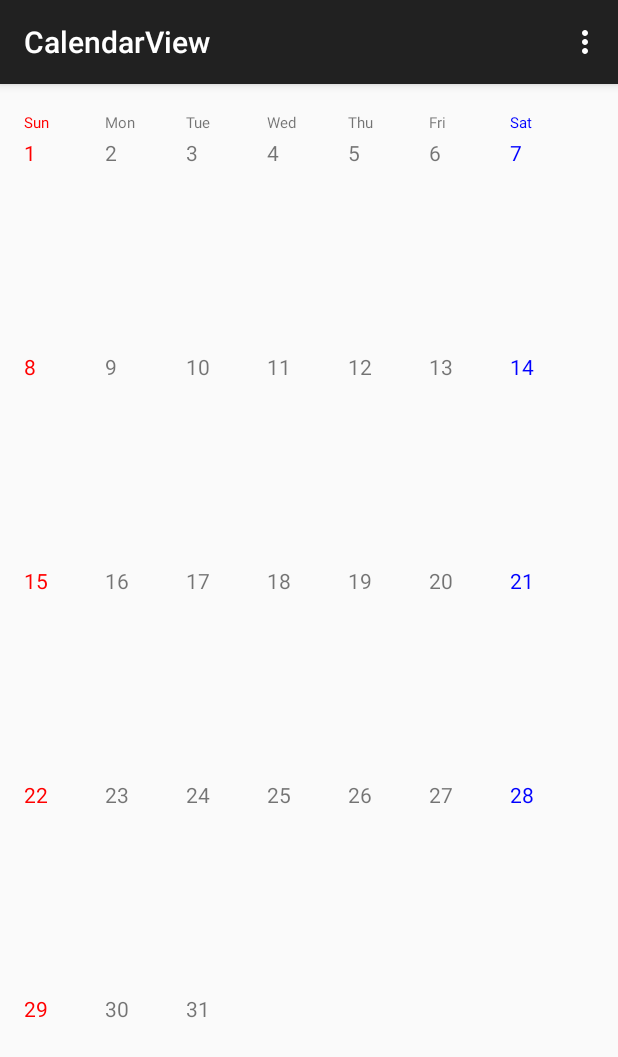
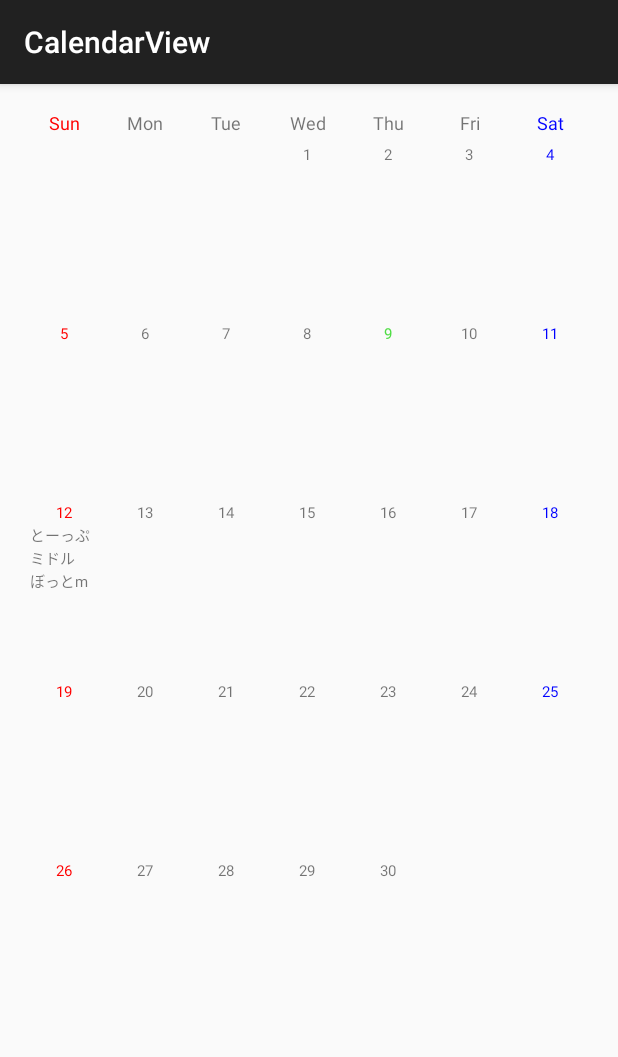
Before and after one commit to myohei/ExtendedCalendarView, an Android app: the screen it shows after launch (MainActivity), after a tap on "10", on a phone screen of 412 x 824 dp. Shown: the top 1057 px of the screen. Run offline under Robolectric (Android 15) with nearby library versions, the phone set to English and light mode, and no system bars.

Commit message:
行を6行に

```diff
--- /dev/null
+++ b/extendedcalendarview/src/main/java/org/yohei/extendedcalendarview/widget/ECCalendarCell.java
@@ -0,0 +1,101 @@
+package org.yohei.extendedcalendarview.widget;
+
+import android.annotation.TargetApi;
+import android.content.Context;
+import android.os.Build;
+import android.support.annotation.NonNull;
+import android.text.TextUtils;
+import android.util.AttributeSet;
+import android.view.LayoutInflater;
+import android.view.View;
+import android.widget.LinearLayout;
+import android.widget.TextView;
+
+import org.yohei.extendedcalendarview.R;
+
+/**
+ * Created by yohei on 3/16/15.
+ */
+public class ECCalendarCell extends LinearLayout {
+
+    private TextView mDateText;
+    private TextView mTopText;
+    private TextView mMiddleText;
+    private TextView mBottomText;
+
+    public ECCalendarCell(Context context) {
+        super(context, null);
+    }
+
+    public ECCalendarCell(Context context, AttributeSet attrs) {
+        super(context, attrs);
+        initView(context, attrs, 0);
+    }
+
+    @TargetApi(Build.VERSION_CODES.HONEYCOMB)
+    public ECCalendarCell(Context context, AttributeSet attrs, int defStyleAttr) {
+        super(context, attrs, defStyleAttr);
+        initView(context, attrs, defStyleAttr);
+    }
+
+    @TargetApi(Build.VERSION_CODES.LOLLIPOP)
+    public ECCalendarCell(Context context, AttributeSet attrs, int defStyleAttr, int defStyleRes) {
+        super(context, attrs, defStyleAttr, defStyleRes);
+        initView(context, attrs, defStyleAttr);
+    }
+
+    /**
+     * initialize view.
+     *
+     * @param context
+     * @param attrs
+     * @param defStyleAttr
+     */
+    private void initView(Context context, AttributeSet attrs, int defStyleAttr) {
+        View view = LayoutInflater.from(context).inflate(R.layout.ecv__view_calendar_cell_pref, this, true);
+        mDateText = (TextView) view.findViewById(android.R.id.text1);
+        mTopText = (TextView) view.findViewById(R.id.ecv_cell_top_txt);
+        mMiddleText = (TextView) view.findViewById(R.id.ecv_cell_middle_txt);
+        mBottomText = (TextView) view.findViewById(R.id.ecv_cell_bottom_txt);
+    }
+
+    /**
+     * set test at top text view.
+     *
+     * @param txt text
+     */
+    public void setTopText(String txt) {
+        setText(mTopText, txt);
+    }
+
+    /**
+     * set test at middle text view.
+     *
+     * @param txt text
+     */
+    public void setMiddleText(String txt) {
+        setText(mMiddleText, txt);
+    }
+
+    /**
+     * set test at bottom text view.
+     *
+     * @param txt text
+     */
+    public void setBottomText(String txt) {
+        setText(mBottomText, txt);
+    }
+
+    /**
+     * @param tv
+     * @param txt
+     */
+    private static void setText(final @NonNull TextView tv, final String txt) {
+        if (TextUtils.isEmpty(txt)) {
+            tv.setVisibility(INVISIBLE);
+        } else {
+            tv.setText(txt);
+            tv.setVisibility(VISIBLE);
+        }
+    }
+}
--- a/extendedcalendarview/src/main/java/org/yohei/extendedcalendarview/widget/ExtendedBaseCalendarView.java
+++ b/extendedcalendarview/src/main/java/org/yohei/extendedcalendarview/widget/ExtendedBaseCalendarView.java
@@ -11,27 +11,60 @@ import android.view.ViewGroup;
 import org.yohei.extendedcalendarview.R;
 
 /**
+ * Caldnear View Base.
  * Created by yohei on 3/15/15.
  */
 public class ExtendedBaseCalendarView extends ViewGroup {
 
-    private static final String TAG = ExtendedBaseCalendarView.class.getSimpleName();
+    /**
+     * calendar column count.
+     */
     protected final int CALENDAR_COLUMN_COUNT = 7;
-    protected final int CALNEDAR_ROW_COUNT = 5;
+    /**
+     * calendar row count.
+     */
+    protected final int CALENDAR_ROW_COUNT = 6;
+    /**
+     * calendar week count.
+     */
     protected final int CALENDAR_WEEK_COUNT = 7;
-    protected final int CALENDAR_CELL_TOTAL_COUNT = CALENDAR_COLUMN_COUNT * CALNEDAR_ROW_COUNT;
+    /**
+     * calendar cell total count.
+     */
+    protected final int CALENDAR_CELL_TOTAL_COUNT = CALENDAR_COLUMN_COUNT * CALENDAR_ROW_COUNT;
+    /**
+     * must child count.
+     */
     protected final int MUST_CHILD_COUNT = CALENDAR_CELL_TOTAL_COUNT + CALENDAR_WEEK_COUNT;
 
     private int mWeekHeight = 0;
 
+    /**
+     * constructor.
+     *
+     * @param context
+     */
     public ExtendedBaseCalendarView(Context context) {
         this(context, null);
     }
 
+    /**
+     * constructor.
+     *
+     * @param context
+     * @param attrs
+     */
     public ExtendedBaseCalendarView(Context context, AttributeSet attrs) {
         this(context, attrs, 0);
     }
 
+    /**
+     * constructor.
+     *
+     * @param context
+     * @param attrs
+     * @param defStyleAttr
+     */
     public ExtendedBaseCalendarView(Context context, AttributeSet attrs, int defStyleAttr) {
         super(context, attrs, defStyleAttr);
         initView(context, attrs, defStyleAttr, 0);
@@ -43,16 +76,22 @@ public class ExtendedBaseCalendarView extends ViewGroup {
         initView(context, attrs, defStyleAttr, defStyleRes);
     }
 
+    /**
+     * init view.
+     *
+     * @param context
+     * @param attrs
+     * @param defStyleAttr
+     * @param defStyleRes
+     */
     private void initView(Context context, AttributeSet attrs, int defStyleAttr, int defStyleRes) {
         final TypedArray typedArray = context.obtainStyledAttributes(attrs, R.styleable.ExtendedBaseCalendarView);
         mWeekHeight = typedArray.getDimensionPixelSize(R.styleable.ExtendedBaseCalendarView_week_height, context.getResources().getDimensionPixelSize(R.dimen.ecv__week_height));
         typedArray.recycle();
     }
 
-
     @Override
     protected void onMeasure(int widthMeasureSpec, int heightMeasureSpec) {
-        // 小ビューのサイズを決定する
         final int widthMode = MeasureSpec.getMode(widthMeasureSpec);
         final int heightMode = MeasureSpec.getMode(heightMeasureSpec);
         if (widthMode != MeasureSpec.EXACTLY && heightMode != MeasureSpec.EXACTLY) {
@@ -65,15 +104,16 @@ public class ExtendedBaseCalendarView extends ViewGroup {
         final int height = heightSize - getPaddingTop() - getPaddingBottom();
         final int cellWidth = width / CALENDAR_COLUMN_COUNT;
         int childIdx = 0;
+        // weekly
         for (; childIdx < CALENDAR_WEEK_COUNT; childIdx++) {
             View child = getChildAt(childIdx);
             int childWidthMeasureSpec = MeasureSpec.makeMeasureSpec(cellWidth, MeasureSpec.EXACTLY);
             int childHeightMeasureSpec = MeasureSpec.makeMeasureSpec(mWeekHeight, MeasureSpec.EXACTLY);
             child.measure(childWidthMeasureSpec, childHeightMeasureSpec);
         }
-        // 次にcell
+        // cell
         final int cellTotalHeight = height - mWeekHeight;
-        final int cellHeight = cellTotalHeight / CALNEDAR_ROW_COUNT;
+        final int cellHeight = cellTotalHeight / CALENDAR_ROW_COUNT;
         final int cellCount = getChildCount() >= MUST_CHILD_COUNT ? MUST_CHILD_COUNT : getChildCount();
         for (; childIdx < cellCount; childIdx++) {
             View child = getChildAt(childIdx);
@@ -85,12 +125,8 @@ public class ExtendedBaseCalendarView extends ViewGroup {
 
     @Override
     protected void onLayout(boolean changed, int l, int t, int r, int b) {
-        int width = (r - l) - getPaddingLeft() - getPaddingRight();
-        int height = (b - t) - getPaddingTop() - getPaddingBottom();
         int left = getPaddingLeft();
         int top = getPaddingTop();
-        int right = left + width;
-        int bottom = top + height;
         int nextLeft = left;
         int nextTop = top;
         final int columnLastIdx = 6;
@@ -108,6 +144,15 @@ public class ExtendedBaseCalendarView extends ViewGroup {
         }
     }
 
+    /**
+     * layout childview.
+     *
+     * @param child
+     * @param l
+     * @param t
+     * @param r
+     * @param b
+     */
     private void childLayout(View child, int l, int t, int r, int b) {
         child.layout(l, t, r, b);
     }
--- a/extendedcalendarview/src/main/java/org/yohei/extendedcalendarview/widget/ExtendedCalendarView.java
+++ b/extendedcalendarview/src/main/java/org/yohei/extendedcalendarview/widget/ExtendedCalendarView.java
@@ -7,6 +7,7 @@ import android.graphics.Color;
 import android.os.Build;
 import android.support.annotation.NonNull;
 import android.support.annotation.Nullable;
+import android.text.format.DateUtils;
 import android.util.AttributeSet;
 import android.view.LayoutInflater;
 import android.view.View;
@@ -54,7 +55,7 @@ public class ExtendedCalendarView extends ExtendedBaseCalendarView implements Vi
 
     private void initView(Context context, AttributeSet attrs, int defStyleAttr) {
         final TypedArray typedArray = context.obtainStyledAttributes(attrs, R.styleable.ExtendedCalendarView);
-        final int cellLayout = typedArray.getResourceId(R.styleable.ExtendedCalendarView_cell_layout, R.layout.ecv__view_calendar_cell);
+        final int cellLayout = typedArray.getResourceId(R.styleable.ExtendedCalendarView_cell_layout, R.layout.ecv_view_cell);
         mDateTextId = typedArray.getResourceId(R.styleable.ExtendedCalendarView_cell_date_text_id, android.R.id.text1);
         mWeekColorEnable = typedArray.getBoolean(R.styleable.ExtendedCalendarView_week_color_enable, true);
         mCurrentDateColor = typedArray.getColor(R.styleable.ExtendedCalendarView_current_day_color, R.color.ecv__current_day);
@@ -72,6 +73,8 @@ public class ExtendedCalendarView extends ExtendedBaseCalendarView implements Vi
             weekItemView = (ECWeekItemView) findViewById(R.id.ecv__week_sat);
             weekItemView.getWeekText().setTextColor(Color.BLUE);
         }
+        Calendar calendar = Calendar.getInstance();
+        setMonth(calendar.get(Calendar.MONTH));
     }
 
     @Nullable
@@ -83,16 +86,27 @@ public class ExtendedCalendarView extends ExtendedBaseCalendarView implements Vi
         return findViewById(id);
     }
 
+    /**
+     * set month.
+     *
+     * @param month
+     */
     public void setMonth(int month) {
         final Calendar calendar = Calendar.getInstance();
         calendar.setTimeInMillis(System.currentTimeMillis());
         this.setMonth(calendar.get(Calendar.YEAR), month);
     }
 
+    /**
+     * set month.
+     *
+     * @param year
+     * @param month
+     */
     public void setMonth(int year, int month) {
         resetCells();
         final Calendar calendar = Calendar.getInstance();
-        calendar.set(year, month, FIRST_DATE);
+        calendar.set(year, month - 1, FIRST_DATE); // japan
         final int firstWeek = calendar.get(Calendar.DAY_OF_WEEK); // 1-7
         final int lastDate = calendar.getActualMaximum(Calendar.DAY_OF_MONTH);
         mSelectedDay = CalendarUtils.getDayOfMonth(calendar);
@@ -103,13 +117,15 @@ public class ExtendedCalendarView extends ExtendedBaseCalendarView implements Vi
             final int id = getResources().getIdentifier(CELL_ID_PREFIX + day, "id", getContext().getPackageName());
             cell.setId(id);
             cell.setTag(day);
+            cell.setEnabled(true);
+            cell.setOnClickListener(this);
+            cell.setVisibility(VISIBLE);
             final TextView tv = (TextView) cell.findViewById(mDateTextId);
             if (tv == null) {
                 continue;
             }
             tv.setText(String.valueOf(day));
-            final boolean currentDay = CalendarUtils.isCurrentDay(calendar);
-            if (currentDay) {
+            if (DateUtils.isToday(calendar.getTimeInMillis())) {
                 tv.setTextColor(getResources().getColor(mCurrentDateColor));
                 mSelectedDay = day;
                 cell.setSelected(true);
@@ -129,22 +145,47 @@ public class ExtendedCalendarView extends ExtendedBaseCalendarView implements Vi
 
     private void resetCells() {
         View v;
-        for (int i = 0, size = getChildCount(); i < size; i++) {
+        for (int i = CALENDAR_WEEK_COUNT, size = getChildCount(); i < size; i++) {
             v = getChildAt(i);
             v.setId(0);
             v.setTag(null);
             v.setSelected(false);
+            v.setVisibility(GONE);
         }
     }
 
+    /**
+     * get current calendar.
+     *
+     * @return
+     */
+    public Calendar getCurrentCalendar() {
+        return (Calendar) mCurrentCalendar.clone();
+    }
+
+    /**
+     * get current year.
+     *
+     * @return
+     */
     public int getCurrentYear() {
         return CalendarUtils.getYear(mCurrentCalendar);
     }
 
+    /**
+     * get current month.
+     *
+     * @return
+     */
     public int getCurrentMonth() {
         return CalendarUtils.getMonth(mCurrentCalendar);
     }
 
+    /**
+     * get current day.
+     *
+     * @return
+     */
     public int getSelectedDay() {
         return mSelectedDay;
     }
@@ -158,14 +199,24 @@ public class ExtendedCalendarView extends ExtendedBaseCalendarView implements Vi
         mSelectedView = view;
         mSelectedDay = (int) view.getTag();
         if (mOnCalendarCellViewClickListener != null) {
-            mOnCalendarCellViewClickListener.onClick(view, mSelectedDay);
+            mOnCalendarCellViewClickListener.onClick(view, CalendarUtils.getYear(mCurrentCalendar), CalendarUtils.getMonth(mCurrentCalendar) + 1, mSelectedDay);
         }
     }
 
+    /**
+     * get listener.
+     *
+     * @return
+     */
     public OnCalendarCellViewClickListener getOnCalendarCellViewClickListener() {
         return mOnCalendarCellViewClickListener;
     }
 
+    /**
+     * set listener.
+     *
+     * @param onCalendarCellViewClickListener
+     */
     public void setOnCalendarCellViewClickListener(OnCalendarCellViewClickListener onCalendarCellViewClickListener) {
         if (onCalendarCellViewClickListener != null) {
             mOnCalendarCellViewClickListener = onCalendarCellViewClickListener;
@@ -181,6 +232,7 @@ public class ExtendedCalendarView extends ExtendedBaseCalendarView implements Vi
     }
 
     public interface OnCalendarCellViewClickListener {
-        void onClick(View cellView, int date);
+        void onClick(View cellView, int year, int month, int date);
     }
+
 }
--- a/extendedcalendarview/src/main/res/layout/ecv__view_calendar_cell.xml
+++ b/extendedcalendarview/src/main/res/layout/ecv__view_calendar_cell_pref.xml
@@ -1,17 +1,18 @@
 <?xml version="1.0" encoding="utf-8"?>
-<LinearLayout
+<merge
     xmlns:android="http://schemas.android.com/apk/res/android"
     xmlns:tools="http://schemas.android.com/tools"
-    android:orientation="vertical"
     android:layout_width="match_parent"
-    android:layout_height="match_parent">
+    android:layout_height="match_parent"
+    android:padding="4dp">
 
     <TextView
-        android:id="@+id/ecv_cell_date"
+        android:id="@android:id/text1"
         style="@style/ExtendedCalndarCellText"
         android:layout_width="match_parent"
         android:layout_height="wrap_content"
         android:gravity="center"
+        android:maxLength="2"
         android:text="1"
         tools:text="4"/>
 
@@ -19,6 +20,7 @@
         android:id="@+id/ecv_cell_top_txt"
         style="@style/ExtendedCalndarCellText"
         tools:text="top text"
+        android:visibility="invisible"
         android:layout_width="match_parent"
         android:layout_height="wrap_content"/>
 
@@ -26,6 +28,7 @@
         android:id="@+id/ecv_cell_middle_txt"
         style="@style/ExtendedCalndarCellText"
         tools:text="top text"
+        android:visibility="invisible"
         android:layout_width="match_parent"
         android:layout_height="wrap_content"/>
 
@@ -33,8 +36,7 @@
         android:id="@+id/ecv_cell_bottom_txt"
         style="@style/ExtendedCalndarCellText"
         tools:text="top text"
+        android:visibility="invisible"
         android:layout_width="match_parent"
         android:layout_height="wrap_content"/>
-
-
-</LinearLayout>
+</merge>
--- a/extendedcalendarview/src/main/res/layout/ecv__view_calendar_week_item.xml
+++ b/extendedcalendarview/src/main/res/layout/ecv__view_calendar_week_item.xml
@@ -10,7 +10,8 @@
         style="@style/ExtendedCalndarWeekText"
         tools:text="月"
         android:layout_gravity="center"
+        android:gravity="center"
         android:layout_width="match_parent"
-        android:layout_height="wrap_content"/>
+        android:layout_height="match_parent"/>
 
 </FrameLayout>
--- /dev/null
+++ b/extendedcalendarview/src/main/res/layout/ecv_view_cell.xml
@@ -0,0 +1,7 @@
+<?xml version="1.0" encoding="utf-8"?>
+<org.yohei.extendedcalendarview.widget.ECCalendarCell
+    xmlns:android="http://schemas.android.com/apk/res/android"
+    android:layout_width="match_parent"
+    android:layout_height="match_parent"
+    android:orientation="vertical"
+    android:padding="4dp"/>
--- a/extendedcalendarview/src/main/res/values/attrs.xml
+++ b/extendedcalendarview/src/main/res/values/attrs.xml
@@ -9,6 +9,7 @@
         <attr name="cell_date_text_id" format="reference"/>
         <attr name="week_color_enable" format="boolean"/>
         <attr name="current_day_color" format="color"/>
+        <attr name="month" format="integer"/>
     </declare-styleable>
 
     <declare-styleable name="ECWeekItemView">
--- a/extendedcalendarview/src/main/res/values/colors.xml
+++ b/extendedcalendarview/src/main/res/values/colors.xml
@@ -1,4 +1,4 @@
 <?xml version="1.0" encoding="utf-8"?>
 <resources>
-    <color name="ecv__current_day">#ff18ff0a</color>
+    <color name="ecv__current_day">#d32ad71d</color>
 </resources>
--- a/extendedcalendarview/src/main/res/values/dimens.xml
+++ b/extendedcalendarview/src/main/res/values/dimens.xml
@@ -1,6 +1,6 @@
 <?xml version="1.0" encoding="utf-8"?>
 <resources>
-    <dimen name="ecv__cell_text">8sp</dimen>
-    <dimen name="ecv__week_text">10sp</dimen>
+    <dimen name="ecv__cell_text">10sp</dimen>
+    <dimen name="ecv__week_text">12sp</dimen>
     <dimen name="ecv__week_height">20dp</dimen>
 </resources>
--- a/extendedcalendarview/src/main/res/values/refs.xml
+++ b/extendedcalendarview/src/main/res/values/refs.xml
@@ -23,6 +23,7 @@
     <item name="ecv__date21" type="id"/>
     <item name="ecv__date22" type="id"/>
     <item name="ecv__date23" type="id"/>
+    <item name="ecv__date24" type="id"/>
     <item name="ecv__date25" type="id"/>
     <item name="ecv__date26" type="id"/>
     <item name="ecv__date27" type="id"/>
--- a/extendedcalendarview/src/main/res/values/styles.xml
+++ b/extendedcalendarview/src/main/res/values/styles.xml
@@ -4,7 +4,6 @@
     <style name="ExtendedCalndarCellText">
         <item name="android:textSize">@dimen/ecv__cell_text</item>
         <item name="android:singleLine">true</item>
-        <item name="android:maxLength">2</item>
     </style>
 
     <style name="ExtendedCalndarWeekText">
--- a/sample/src/main/java/org/yohei/calendarview/MainActivity.java
+++ b/sample/src/main/java/org/yohei/calendarview/MainActivity.java
@@ -3,10 +3,9 @@ package org.yohei.calendarview;
 import android.os.Bundle;
 import android.support.v7.app.ActionBarActivity;
 import android.util.Log;
-import android.view.Menu;
-import android.view.MenuItem;
 import android.view.View;
 
+import org.yohei.extendedcalendarview.widget.ECCalendarCell;
 import org.yohei.extendedcalendarview.widget.ExtendedCalendarView;
 
 
@@ -17,35 +16,17 @@ public class MainActivity extends ActionBarActivity {
         super.onCreate(savedInstanceState);
         setContentView(R.layout.activity_main);
         ExtendedCalendarView extendedCalendarView = (ExtendedCalendarView) findViewById(R.id.calendar);
-        extendedCalendarView.setMonth(2015, 2);
+        extendedCalendarView.setMonth(2015, 4);
         extendedCalendarView.setOnCalendarCellViewClickListener(new ExtendedCalendarView.OnCalendarCellViewClickListener() {
             @Override
-            public void onClick(View cellView, int date) {
-                Log.d("MainActivty", cellView.getClass().getSimpleName() + " / date:" + date);
+            public void onClick(View cellView, int year, int month, int date) {
+                Log.d("MainActivty", cellView.getClass().getSimpleName() + year + "/" + month + "/" + date);
             }
         });
-    }
-
-
-    @Override
-    public boolean onCreateOptionsMenu(Menu menu) {
-        // Inflate the menu; this adds items to the action bar if it is present.
-        getMenuInflater().inflate(R.menu.menu_main, menu);
-        return true;
-    }
-
-    @Override
-    public boolean onOptionsItemSelected(MenuItem item) {
-        // Handle action bar item clicks here. The action bar will
-        // automatically handle clicks on the Home/Up button, so long
-        // as you specify a parent activity in AndroidManifest.xml.
-        int id = item.getItemId();
-
-        //noinspection SimplifiableIfStatement
-        if (id == R.id.action_settings) {
-            return true;
-        }
-
-        return super.onOptionsItemSelected(item);
+        ECCalendarCell v = (ECCalendarCell) extendedCalendarView.getCellView(12);
+        Log.d("", "== " + v.getClass().getSimpleName());
+        v.setMiddleText("ミドル");
+        v.setTopText("とーっぷ");
+        v.setBottomText("ぼっとm");
     }
 }
--- a/sample/src/main/res/layout/activity_main.xml
+++ b/sample/src/main/res/layout/activity_main.xml
@@ -273,7 +273,6 @@
     <org.yohei.extendedcalendarview.widget.ExtendedCalendarView
         android:id="@+id/calendar"
         calendar:week_height="20dp"
-        calendar:cell_layout="@layout/view_1"
         android:layout_width="match_parent"
         android:layout_height="match_parent"/>
 </RelativeLayout>
```
Also changed, not shown: 1 other file.
